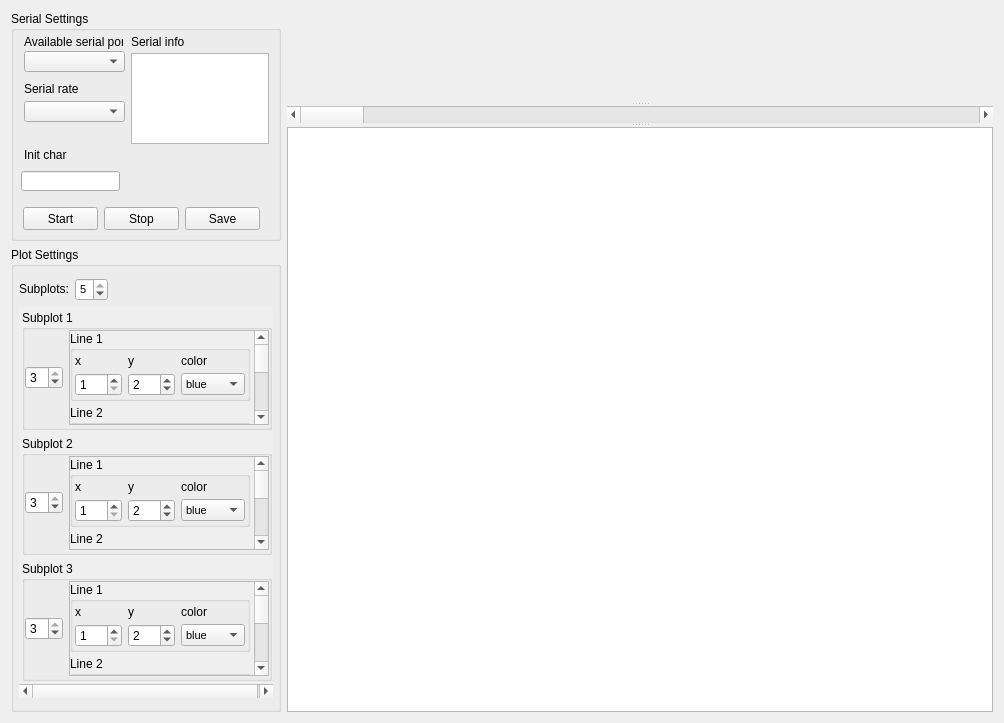
First picture: the form in Radar24/widget.ui, repository kimphg/rasPi, before the edit.
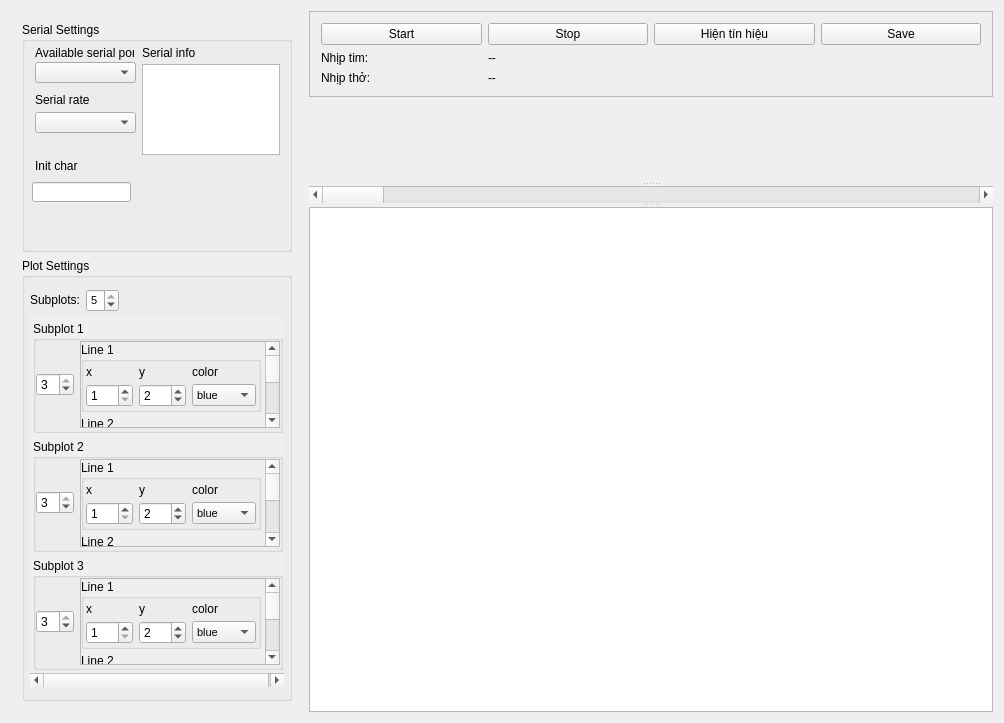
Second picture: the form after the edit. Custom widgets are drawn as their Qt base class.

The edit to the form file:
```diff
--- a/Radar24/widget.ui
+++ b/Radar24/widget.ui
@@ -13,71 +13,202 @@
   <property name="windowTitle">
    <string>Widget</string>
   </property>
-  <layout class="QHBoxLayout" name="horizontalLayout_2">
-   <item>
-    <layout class="QVBoxLayout" name="verticalLayout_2">
-     <item>
-      <widget class="QGroupBox" name="groupBox">
+  <layout class="QGridLayout" name="gridLayout_10">
+   <item row="0" column="1">
+    <widget class="QFrame" name="frame_control">
        <property name="sizePolicy">
-        <sizepolicy hsizetype="Fixed" vsizetype="Fixed">
+      <sizepolicy hsizetype="Expanding" vsizetype="Minimum">
          <horstretch>0</horstretch>
          <verstretch>0</verstretch>
         </sizepolicy>
        </property>
-       <property name="minimumSize">
-        <size>
-         <width>270</width>
-         <height>230</height>
-        </size>
-       </property>
-       <property name="maximumSize">
-        <size>
-         <width>270</width>
-         <height>230</height>
-        </size>
-       </property>
-       <property name="title">
-        <string>Serial Settings</string>
-       </property>
-       <widget class="QPushButton" name="Start_pushButton">
-        <property name="geometry">
-         <rect>
-          <x>12</x>
-          <y>196</y>
-          <width>75</width>
-          <height>23</height>
-         </rect>
-        </property>
+     <property name="frameShape">
+      <enum>QFrame::StyledPanel</enum>
+     </property>
+     <property name="frameShadow">
+      <enum>QFrame::Raised</enum>
+     </property>
+     <layout class="QGridLayout" name="gridLayout_11">
+      <item row="1" column="1">
+       <widget class="QLabel" name="label_2">
+        <property name="text">
+         <string>--</string>
+        </property>
+       </widget>
+      </item>
+      <item row="1" column="0">
+       <widget class="QLabel" name="label">
         <property name="text">
-         <string>Start</string>
+         <string>Nhịp tim:</string>
         </property>
        </widget>
+      </item>
+      <item row="0" column="1">
        <widget class="QPushButton" name="Stop_pushButton">
-        <property name="geometry">
-         <rect>
-          <x>93</x>
-          <y>196</y>
-          <width>75</width>
-          <height>23</height>
-         </rect>
-        </property>
         <property name="text">
          <string>Stop</string>
         </property>
        </widget>
+      </item>
+      <item row="0" column="4">
+       <widget class="QPushButton" name="pushButton">
+        <property name="text">
+         <string>Hiện tín hiệu</string>
+        </property>
+       </widget>
+      </item>
+      <item row="0" column="0">
+       <widget class="QPushButton" name="Start_pushButton">
+        <property name="text">
+         <string>Start</string>
+        </property>
+       </widget>
+      </item>
+      <item row="0" column="5">
        <widget class="QPushButton" name="Save_pushButton">
-        <property name="geometry">
-         <rect>
-          <x>174</x>
-          <y>196</y>
-          <width>75</width>
-          <height>23</height>
-         </rect>
-        </property>
         <property name="text">
          <string>Save</string>
         </property>
        </widget>
+      </item>
+      <item row="2" column="0">
+       <widget class="QLabel" name="label_3">
+        <property name="text">
+         <string>Nhịp thở:</string>
+        </property>
+       </widget>
+      </item>
+      <item row="2" column="1">
+       <widget class="QLabel" name="label_4">
+        <property name="text">
+         <string>--</string>
+        </property>
+       </widget>
+      </item>
+     </layout>
+    </widget>
+   </item>
+   <item row="1" column="1">
+    <widget class="QSplitter" name="splitter">
+     <property name="orientation">
+      <enum>Qt::Vertical</enum>
+     </property>
+     <widget class="QCustomPlot" name="Plot" native="true">
+      <property name="sizePolicy">
+       <sizepolicy hsizetype="Expanding" vsizetype="Expanding">
+        <horstretch>0</horstretch>
+        <verstretch>0</verstretch>
+       </sizepolicy>
+      </property>
+     </widget>
+     <widget class="QScrollBar" name="horizontalScrollBar">
+      <property name="minimumSize">
+       <size>
+        <width>0</width>
+        <height>17</height>
+       </size>
+      </property>
+      <property name="maximumSize">
+       <size>
+        <width>16777215</width>
+        <height>17</height>
+       </size>
+      </property>
+      <property name="singleStep">
+       <number>1</number>
+      </property>
+      <property name="orientation">
+       <enum>Qt::Horizontal</enum>
+      </property>
+     </widget>
+     <widget class="QTextBrowser" name="Serialincomingdata_textBrowser">
+      <property name="enabled">
+       <bool>true</bool>
+      </property>
+      <property name="sizePolicy">
+       <sizepolicy hsizetype="Expanding" vsizetype="Minimum">
+        <horstretch>0</horstretch>
+        <verstretch>0</verstretch>
+       </sizepolicy>
+      </property>
+      <property name="minimumSize">
+       <size>
+        <width>300</width>
+        <height>90</height>
+       </size>
+      </property>
+      <property name="palette">
+       <palette>
+        <active>
+         <colorrole role="HighlightedText">
+          <brush brushstyle="SolidPattern">
+           <color alpha="255">
+            <red>0</red>
+            <green>0</green>
+            <blue>0</blue>
+           </color>
+          </brush>
+         </colorrole>
+        </active>
+        <inactive>
+         <colorrole role="HighlightedText">
+          <brush brushstyle="SolidPattern">
+           <color alpha="255">
+            <red>0</red>
+            <green>0</green>
+            <blue>0</blue>
+           </color>
+          </brush>
+         </colorrole>
+        </inactive>
+        <disabled>
+         <colorrole role="HighlightedText">
+          <brush brushstyle="SolidPattern">
+           <color alpha="255">
+            <red>0</red>
+            <green>0</green>
+            <blue>0</blue>
+           </color>
+          </brush>
+         </colorrole>
+        </disabled>
+       </palette>
+      </property>
+     </widget>
+    </widget>
+   </item>
+   <item row="0" column="0" rowspan="2">
+    <widget class="QFrame" name="frame_setting">
+     <property name="sizePolicy">
+      <sizepolicy hsizetype="Minimum" vsizetype="Preferred">
+       <horstretch>0</horstretch>
+       <verstretch>0</verstretch>
+      </sizepolicy>
+     </property>
+     <layout class="QVBoxLayout" name="layout">
+      <item>
+       <widget class="QGroupBox" name="groupBox">
+        <property name="sizePolicy">
+         <sizepolicy hsizetype="Fixed" vsizetype="Fixed">
+          <horstretch>0</horstretch>
+          <verstretch>0</verstretch>
+         </sizepolicy>
+        </property>
+        <property name="minimumSize">
+         <size>
+          <width>270</width>
+          <height>230</height>
+         </size>
+        </property>
+        <property name="maximumSize">
+         <size>
+          <width>270</width>
+          <height>230</height>
+         </size>
+        </property>
+        <property name="title">
+         <string>Serial Settings</string>
+        </property>
        <widget class="QLineEdit" name="Initchar_lineEdit">
         <property name="geometry">
          <rect>
@@ -286,7 +417,7 @@
             <rect>
              <x>0</x>
              <y>0</y>
-             <width>256</width>
+              <width>258</width>
              <height>390</height>
             </rect>
            </property>
@@ -380,8 +511,8 @@
                    <rect>
                     <x>0</x>
                     <y>0</y>
-                    <width>198</width>
-                    <height>208</height>
+                     <width>181</width>
+                     <height>218</height>
                    </rect>
                   </property>
                   <layout class="QVBoxLayout" name="verticalLayout_3">
@@ -958,8 +1089,8 @@
                    <rect>
                     <x>0</x>
                     <y>0</y>
-                    <width>198</width>
-                    <height>208</height>
+                     <width>181</width>
+                     <height>218</height>
                    </rect>
                   </property>
                   <layout class="QVBoxLayout" name="verticalLayout_4">
@@ -1536,8 +1667,8 @@
                    <rect>
                     <x>0</x>
                     <y>0</y>
-                    <width>198</width>
-                    <height>208</height>
+                     <width>181</width>
+                     <height>218</height>
                    </rect>
                   </property>
                   <layout class="QVBoxLayout" name="verticalLayout_5">
@@ -2048,94 +2179,6 @@
       </widget>
      </item>
     </layout>
-   </item>
-   <item>
-    <widget class="QSplitter" name="splitter">
-     <property name="orientation">
-      <enum>Qt::Vertical</enum>
-     </property>
-     <widget class="QCustomPlot" name="Plot" native="true">
-      <property name="sizePolicy">
-       <sizepolicy hsizetype="Expanding" vsizetype="Preferred">
-        <horstretch>0</horstretch>
-        <verstretch>0</verstretch>
-       </sizepolicy>
-      </property>
-     </widget>
-     <widget class="QScrollBar" name="horizontalScrollBar">
-      <property name="minimumSize">
-       <size>
-        <width>0</width>
-        <height>17</height>
-       </size>
-      </property>
-      <property name="maximumSize">
-       <size>
-        <width>16777215</width>
-        <height>17</height>
-       </size>
-      </property>
-      <property name="singleStep">
-       <number>1</number>
-      </property>
-      <property name="orientation">
-       <enum>Qt::Horizontal</enum>
-      </property>
-     </widget>
-     <widget class="QTextBrowser" name="Serialincomingdata_textBrowser">
-      <property name="enabled">
-       <bool>true</bool>
-      </property>
-      <property name="sizePolicy">
-       <sizepolicy hsizetype="Expanding" vsizetype="Minimum">
-        <horstretch>0</horstretch>
-        <verstretch>0</verstretch>
-       </sizepolicy>
-      </property>
-      <property name="minimumSize">
-       <size>
-        <width>300</width>
-        <height>90</height>
-       </size>
-      </property>
-      <property name="palette">
-       <palette>
-        <active>
-         <colorrole role="HighlightedText">
-          <brush brushstyle="SolidPattern">
-           <color alpha="255">
-            <red>0</red>
-            <green>0</green>
-            <blue>0</blue>
-           </color>
-          </brush>
-         </colorrole>
-        </active>
-        <inactive>
-         <colorrole role="HighlightedText">
-          <brush brushstyle="SolidPattern">
-           <color alpha="255">
-            <red>0</red>
-            <green>0</green>
-            <blue>0</blue>
-           </color>
-          </brush>
-         </colorrole>
-        </inactive>
-        <disabled>
-         <colorrole role="HighlightedText">
-          <brush brushstyle="SolidPattern">
-           <color alpha="255">
-            <red>0</red>
-            <green>0</green>
-            <blue>0</blue>
-           </color>
-          </brush>
-         </colorrole>
-        </disabled>
-       </palette>
-      </property>
-     </widget>
     </widget>
    </item>
   </layout>
```
Lines whose indentation alone changed are shown as unchanged.
